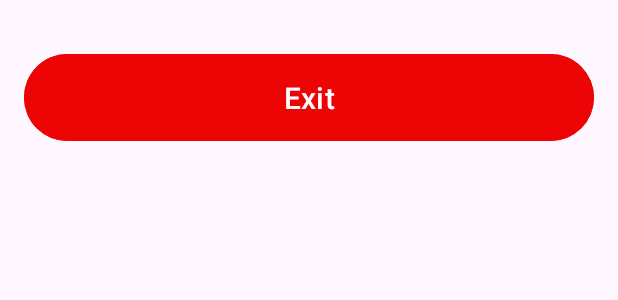
After one commit to AsifMadar/Foobar-BIU-mobile, an Android app: the layout activity_share.xml on its own in the app's theme, with its tools: preview values and no code run, on a phone screen of 412 x 824 dp. The commit adds this screen. Shown: the top 300 px of the screen. Run offline under Robolectric (Android 15) with nearby library versions, the phone set to English and light mode, and no system bars.

Commit message:
save before docs

```diff
--- a/app/src/main/AndroidManifest.xml
+++ b/app/src/main/AndroidManifest.xml
@@ -31,6 +31,8 @@
         <activity android:name=".SignUpPageActivity" />
         <activity android:name=".FeedActivity" />
         <activity android:name=".CreatePostActivity"/>
+        <activity android:name=".ShareActivity">
+        </activity>
     </application>
 
 </manifest>
--- a/app/src/main/java/il/ac/biu/project/foobar/MainActivity.java
+++ b/app/src/main/java/il/ac/biu/project/foobar/MainActivity.java
@@ -34,6 +34,9 @@ public class MainActivity extends AppCompatActivity {
         setContentView(R.layout.activity_main);
         // Retrieve singleton instance of UserDetails to check sign-in status.
         UserDetails userDetails = UserDetails.getInstance();
+
+        userDetails.setSignIn(true);
+        userDetails.setDisplayName("Asif");
         // Automatically navigate to FeedActivity if user is already signed in.
         if (userDetails.getSignIn()) {
             Intent intent = new Intent(MainActivity.this, FeedActivity.class);
--- /dev/null
+++ b/app/src/main/res/layout/activity_share.xml
@@ -0,0 +1,19 @@
+<LinearLayout
+    xmlns:android="http://schemas.android.com/apk/res/android"
+    android:layout_width="match_parent"
+    android:layout_height="match_parent"
+    android:orientation="vertical"
+    android:padding="16dp">
+
+
+    <Button
+        android:id="@+id/exit_button"
+        android:layout_width="match_parent"
+        android:layout_height="wrap_content"
+        android:layout_marginTop="16dp"
+        android:padding="15dp"
+        android:textColor="#FFFFFF"
+        android:textSize="20sp"
+        android:backgroundTint="#ED0505"
+        android:text="Exit"/>
+</LinearLayout>
--- a/app/src/main/res/layout/post.xml
+++ b/app/src/main/res/layout/post.xml
@@ -66,6 +66,8 @@
         android:layout_width="match_parent"
         android:layout_height="wrap_content"
         android:layout_marginTop="8dp"
+        android:padding="4dp"
+        android:textSize="15dp"
         android:text="Post Text"
     />
 
@@ -101,7 +103,9 @@
                 android:id="@+id/like_count"
                 android:layout_width="wrap_content"
                 android:layout_height="wrap_content"
-                android:text="150 Likes" />
+                android:text="def"
+                android:visibility="invisible"
+                />
         </LinearLayout>
 
 
--- a/app/src/main/res/values/colors.xml
+++ b/app/src/main/res/values/colors.xml
@@ -2,4 +2,6 @@
 <resources>
     <color name="black">#FF000000</color>
     <color name="white">#FFFFFFFF</color>
+    <color name="blue_like">#228BE6</color>
+
 </resources>
```
Also changed, not shown: app/src/main/java/il/ac/biu/project/foobar/FeedActivity.java (+56 -9 lines), app/src/main/java/il/ac/biu/project/foobar/PostDetails.java (+26 -38 lines), app/src/main/java/il/ac/biu/project/foobar/ShareActivity.java (added, +28 -0 lines).
